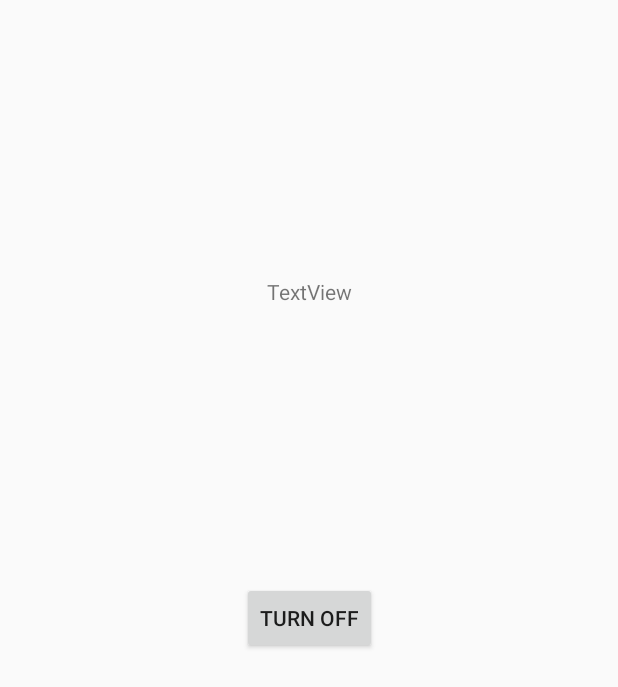
After one commit to psolikov/GPSTracker, an Android app: the layout content_alarm_active.xml on its own in the app's theme, with its tools: preview values and no code run, on a phone screen of 412 x 824 dp. The commit adds this screen. Shown: the top 687 px of the screen. Run offline under Robolectric (Android 15) with nearby library versions, the phone set to English and light mode, and no system bars.

```diff
--- /dev/null
+++ b/GPSTracker/app/src/main/res/layout/content_alarm_active.xml
@@ -0,0 +1,39 @@
+<?xml version="1.0" encoding="utf-8"?>
+<android.support.constraint.ConstraintLayout
+	xmlns:android="http://schemas.android.com/apk/res/android"
+	xmlns:app="http://schemas.android.com/apk/res-auto"
+	xmlns:tools="http://schemas.android.com/tools"
+	android:layout_width="match_parent"
+	android:layout_height="match_parent"
+	app:layout_behavior="@string/appbar_scrolling_view_behavior"
+	tools:context="ru.spbau.farutin_solikov.gpstracker.AlarmActivity">
+
+	<Button
+		android:id="@+id/alarm_off"
+		android:layout_width="wrap_content"
+		android:layout_height="wrap_content"
+		android:text="Turn Off"
+		app:layout_constraintTop_toTopOf="parent"
+		android:layout_marginTop="8dp"
+		app:layout_constraintBottom_toBottomOf="parent"
+		android:layout_marginBottom="8dp"
+		android:layout_marginRight="8dp"
+		app:layout_constraintRight_toRightOf="parent"
+		android:layout_marginLeft="8dp"
+		app:layout_constraintLeft_toLeftOf="parent"/>
+
+	<TextView
+		android:id="@+id/tmp"
+		android:layout_width="wrap_content"
+		android:layout_height="wrap_content"
+		android:text="TextView"
+		android:layout_marginBottom="8dp"
+		app:layout_constraintBottom_toTopOf="@+id/alarm_off"
+		app:layout_constraintTop_toTopOf="parent"
+		android:layout_marginTop="8dp"
+		android:layout_marginRight="8dp"
+		app:layout_constraintRight_toRightOf="parent"
+		android:layout_marginLeft="8dp"
+		app:layout_constraintLeft_toLeftOf="parent"/>
+
+</android.support.constraint.ConstraintLayout>
```
Also changed, not shown: GPSTracker/app/src/main/java/ru/spbau/farutin_solikov/gpstracker/AlarmActivity.java (+57 -0 lines), GPSTracker/app/src/main/java/ru/spbau/farutin_solikov/gpstracker/Controller.java (+10 -0 lines), GPSTracker/app/src/main/java/ru/spbau/farutin_solikov/gpstracker/CoordinatesService.java (added, +54 -0 lines).
